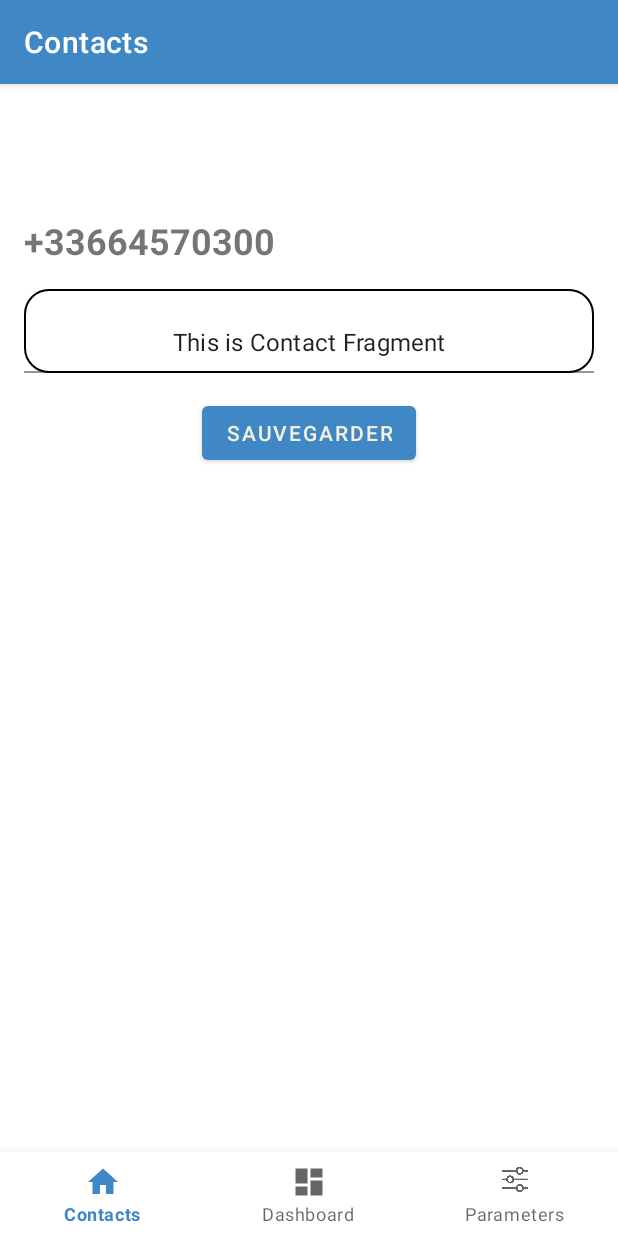
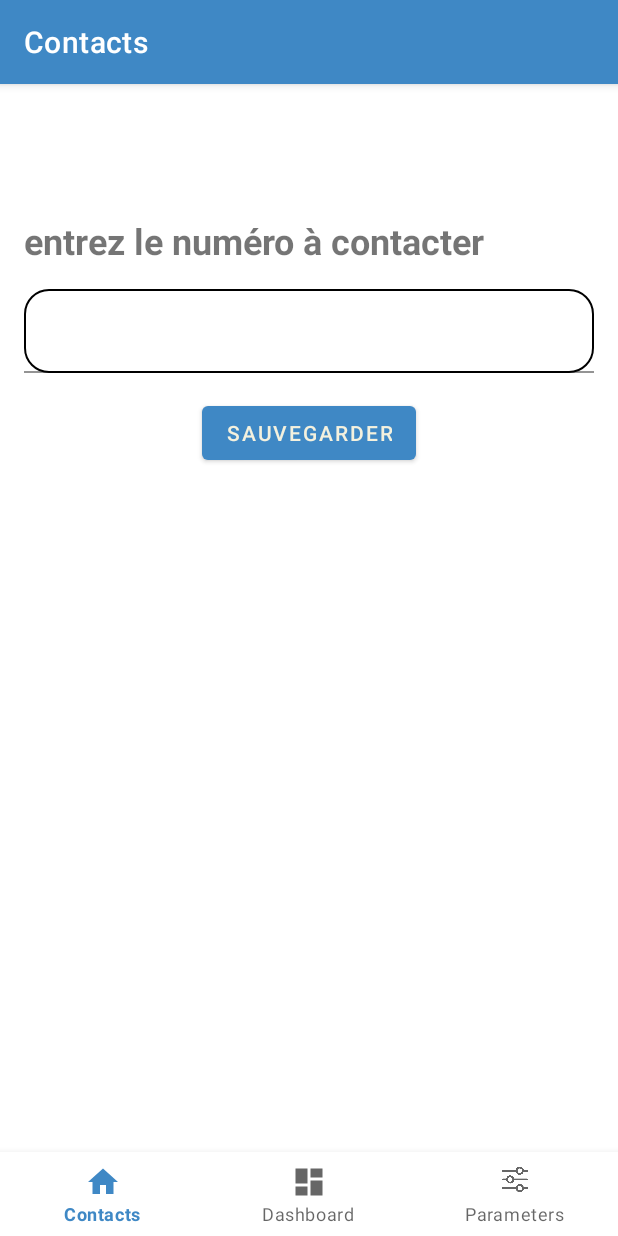
Before and after one commit to Eratosteme/ChiOuaOua, an Android app built with Jetpack Compose: the ContactsFragment screen opened through its navigation route, on a phone screen of 412 x 824 dp. Run offline under Robolectric (Android 15) with nearby library versions, the phone set to English and light mode, and no system bars; our stand-ins replace navigation-ui.

Commit message:
quelques fixes

```diff
--- a/app/src/main/java/com/example/chiouaoua/ui/home/ContactsFragment.kt
+++ b/app/src/main/java/com/example/chiouaoua/ui/home/ContactsFragment.kt
@@ -21,7 +21,7 @@ class ContactsFragment : Fragment() {
     // onDestroyView.
     private val binding get() = _binding!!
     private val PREFERENCES_FILE_KEY = "com.example.chiouaoua.preferences"
-    private val NUMBER_KEY = "saved_message"
+    private val NUMBER_KEY = "saved_number"
 
     override fun onCreateView(
         inflater: LayoutInflater,
@@ -44,9 +44,7 @@ class ContactsFragment : Fragment() {
         binding.MessageEdit.setText(savedMessage)
         val saveButton: Button = binding.SaveEditMessage
         val textView: TextView = binding.MessageEdit
-        contactsViewModel.text.observe(viewLifecycleOwner) {
-            textView.text = it
-        }
+
 
         saveButton.setOnClickListener {
             val editedMessage = textView.text.toString()
--- a/app/src/main/java/com/example/chiouaoua/ui/notifications/ParametersFragment.kt
+++ b/app/src/main/java/com/example/chiouaoua/ui/notifications/ParametersFragment.kt
@@ -1,5 +1,6 @@
 package com.example.chiouaoua.ui.notifications
 
+import android.annotation.SuppressLint
 import android.content.Context
 import android.media.AudioManager
 import android.media.ToneGenerator
@@ -22,6 +23,7 @@ class ParametersFragment : Fragment() {
     private val MESSAGE_KEY = "saved_message"
     private val VOLUME_KEY = "saved_volume"
 
+    @SuppressLint("SetTextI18n")
     override fun onCreateView(
         inflater: LayoutInflater,
         container: ViewGroup?,
--- a/app/src/main/res/layout/fragment_parameters.xml
+++ b/app/src/main/res/layout/fragment_parameters.xml
@@ -12,7 +12,8 @@
         android:layout_height="729dp"
         android:orientation="vertical"
         tools:layout_editor_absoluteX="1dp"
-        tools:layout_editor_absoluteY="-2dp">
+        tools:layout_editor_absoluteY="-2dp"
+        tools:ignore="MissingConstraints">
 
         <!-- Titre du Volume -->
         <TextView
@@ -83,7 +84,8 @@
                 android:background="@drawable/rounded_edittext"
                 android:gravity="center_vertical"
                 android:text="Chute potentiel détecté! Vérification requise."
-                android:textAlignment="center" />
+                android:textAlignment="center"
+                tools:ignore="RtlCompat" />
         </com.google.android.material.textfield.TextInputLayout>
 
         <!-- Bouton Sauvegarder -->
--- a/app/src/main/res/values/strings.xml
+++ b/app/src/main/res/values/strings.xml
@@ -10,5 +10,5 @@
     <string name="button_alarm_earlier">Lancer l\'alerte</string>
     <string name="button_cancel_alarm">Arreter l\'alarme</string>
     <string name="sauvegarder">Sauvegarder</string>
-    <string name="edition_numéro">+33664570300</string>
+    <string name="edition_numéro">entrez le numéro à contacter</string>
 </resources>
```
Also changed, not shown: app/src/main/java/com/example/chiouaoua/FullscreenAlarmActivity.kt (+19 -43 lines).
